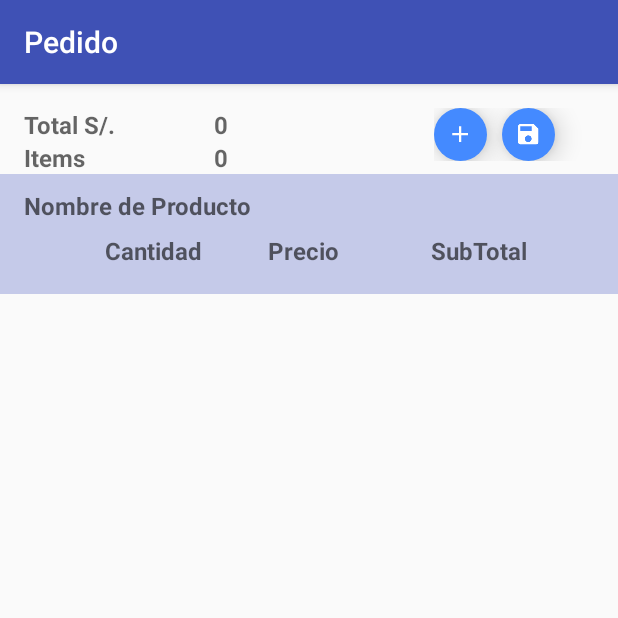
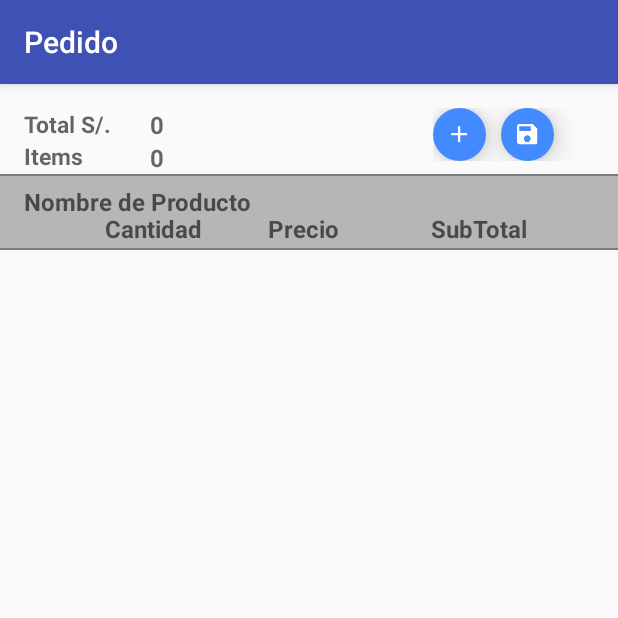
Before and after one commit to CibertecAndroidGrupo2/Grupo2, an Android app: the DetallePedido screen opened directly, with no data from a screen before it, on a phone screen of 412 x 824 dp, the top half of it. Run offline under Robolectric (Android 15) with nearby library versions, the phone set to English and light mode, and no system bars.

Commit message:
- Rodolfo

```diff
--- a/app/src/main/AndroidManifest.xml
+++ b/app/src/main/AndroidManifest.xml
@@ -23,7 +23,7 @@
         android:theme="@style/AppTheme" >
         <meta-data
             android:name="com.google.android.geo.API_KEY"
-            android:value="AIzaSyC1LtreTIen8cF_yUWOhrF13dV9zmsJaHs" />
+            android:value="AIzaSyAIAa4gFZbCXGlsrUk5zgbg_mw9eIv8hbk" />
 
         <activity
             android:name=".MainActivity"
--- a/app/src/main/java/ventas/jandysac/com/ventas/DatosCliente.java
+++ b/app/src/main/java/ventas/jandysac/com/ventas/DatosCliente.java
@@ -44,7 +44,7 @@ public class DatosCliente extends AppCompatActivity {
         if (getIntent().getExtras() != null && getIntent().getExtras().containsKey(BusquedaCliente.ARG_CLIENTE)) {
             Cliente cliente = getIntent().getParcelableExtra(BusquedaCliente.ARG_CLIENTE);
 
-
+            getSupportActionBar().setTitle(String.valueOf(cliente.getNombre_completo()));
             tvClienteCodigo.setText(cliente.getCodigo());
             tvClienteNombre.setText(cliente.getNombre_completo());
             tvClienteDireccion.setText(cliente.getDireccion());
@@ -84,7 +84,7 @@ public class DatosCliente extends AppCompatActivity {
                 pedidodetalle.setId_Movimiento_Venta(pedidocabecera.getId_Movimiento_Venta());
                 pedidodetalle.setCodigo_Cliente(pedidocabecera.getCodigo_Cliente());
                 pedidodetalle.setImporte_Total(pedidocabecera.getImporte_Total());
-
+                pedidodetalle.setItems(pedidocabecera.getItems());
                 Intent intent = new Intent(DatosCliente.this, DetallePedido.class);
                 intent.putExtra(ARG_COD_CLIENTE, codigoCliente);
                 intent.putExtra(ARG_CLIENTE, pedidodetalle);
--- a/app/src/main/java/ventas/jandysac/com/ventas/DetallePedido.java
+++ b/app/src/main/java/ventas/jandysac/com/ventas/DetallePedido.java
@@ -13,12 +13,14 @@ import android.view.Gravity;
 import android.view.Menu;
 import android.view.MenuItem;
 import android.view.View;
+import android.widget.AdapterView;
 import android.widget.Button;
 import android.widget.ImageButton;
 import android.widget.ListView;
 import android.widget.TextView;
 import android.widget.Toast;
 
+import java.text.DecimalFormat;
 import java.util.ArrayList;
 
 import ventas.jandysac.com.ventas.adapter.listview.LVPedidoDetalleAdapter;
@@ -29,6 +31,7 @@ import ventas.jandysac.com.ventas.dao.PedidoDAO;
 
 public class DetallePedido extends AppCompatActivity implements RVPedidoDetalleAdapter.RVPedidoDetalleAdapterCallBack {
 
+    DecimalFormat formato = new DecimalFormat("###.##");
     public final static String ARG_COD_CLIENTE = "arg_cod_cliente";
     public final static String ARG_CLIENTE = "cliente";
     TextView txtTotalPedido, txtItemsPedido;
@@ -70,8 +73,8 @@ public class DetallePedido extends AppCompatActivity implements RVPedidoDetalleA
             //mLstPedidoCabecera = pedido.listPedidoCabecera(codigo_cliente);
 
             //PedidoDetalle pedidocabecera = new PedidoDAO().listPedidoCabecera(codigo_cliente);
-            txtTotalPedido.setText(String.valueOf(pedidodetalle.getImporte_Total()));
-            txtItemsPedido.setText("1");
+            txtTotalPedido.setText(String.valueOf(formato.format(pedidodetalle.getImporte_Total())));
+            txtItemsPedido.setText(String.valueOf(formato.format(pedidodetalle.getItems())));
 
 
             lvPedidoDetalle = (ListView) findViewById(R.id.lvPedidoDetalle);
@@ -81,7 +84,9 @@ public class DetallePedido extends AppCompatActivity implements RVPedidoDetalleA
             mLstPedidoDetalle = detalleGuardar.listPedidoDetalle(String.valueOf(pedidodetalle.getId_Movimiento_Venta()));
             mLVPedidoDetalleAdapter = new LVPedidoDetalleAdapter(DetallePedido.this, 0, mLstPedidoDetalle);
             lvPedidoDetalle.setAdapter(mLVPedidoDetalleAdapter);
+            lvPedidoDetalle.setOnItemClickListener(lvPedidoDetalleOnItemClickListener);
         }
+
         btnAgregarProducto.setOnClickListener(btnAgregarProductoOnClickListener);
         btnGuardarPedido.setOnClickListener(btnGuardarPedidoOnClickListener);
     }
@@ -91,12 +96,11 @@ public class DetallePedido extends AppCompatActivity implements RVPedidoDetalleA
         public void onClick(View v) {
             String codigo_cliente = getIntent().getStringExtra(DatosCliente.ARG_COD_CLIENTE);
             PedidoDetalle pedidodetalle = getIntent().getParcelableExtra(DatosCliente.ARG_CLIENTE);
-            Toast.makeText(DetallePedido.this, String.valueOf(codigo_cliente), Toast.LENGTH_SHORT).show();
-            Toast.makeText(DetallePedido.this, String.valueOf(pedidodetalle.getId_Movimiento_Venta()), Toast.LENGTH_SHORT).show();
             Intent intent = new Intent(DetallePedido.this, BusquedaProducto.class);
             intent.putExtra(ARG_COD_CLIENTE, codigo_cliente);
             intent.putExtra(ARG_CLIENTE, pedidodetalle);
             startActivity(intent);
+            finish();
         }
     };
 
@@ -112,6 +116,19 @@ public class DetallePedido extends AppCompatActivity implements RVPedidoDetalleA
         }
     };
 
+    AdapterView.OnItemClickListener lvPedidoDetalleOnItemClickListener = new AdapterView.OnItemClickListener() {
+        @Override
+        public void onItemClick(AdapterView<?> parent, View view, int position, long id) {
+
+//            Persona persona = mLstPersona.get(position);
+//            Persona persona = (Persona) parent.getItemAtPosition(position);
+//            Intent intent = new Intent(MainActivity.this, SecondActivity.class);
+//            intent.putExtra(ARG_PERSONA, persona);
+//            intent.putExtra(ARG_POSITION, position);
+//            startActivityForResult(intent, REQUEST_CODE_CLICK);
+            Toast.makeText(DetallePedido.this, "Ingrese la cantidad...", Toast.LENGTH_SHORT).show();
+        }
+    };
     @Override
     public void onPedidoDetalleClick(PedidoDetalle pedidodetalle) {
 
--- a/app/src/main/res/layout/activity_detalle_pedido.xml
+++ b/app/src/main/res/layout/activity_detalle_pedido.xml
@@ -24,20 +24,20 @@
                 android:layout_width="match_parent"
                 android:layout_height="wrap_content"
                 android:hint="Total S/. "
-                android:textSize="16sp"
+                android:textSize="15sp"
                 android:textStyle="bold" />
 
             <TextView
                 android:layout_width="match_parent"
                 android:layout_height="wrap_content"
                 android:hint="Items "
-                android:textSize="16sp"
+                android:textSize="15sp"
                 android:textStyle="bold" />
         </LinearLayout>
         <LinearLayout
             android:layout_width="0dp"
             android:layout_height="wrap_content"
-            android:layout_weight="2"
+            android:layout_weight="4"
             android:orientation="vertical">
 
             <TextView
@@ -60,7 +60,7 @@
             android:layout_width="0dp"
             android:layout_height="wrap_content"
             android:paddingLeft="20dp"
-            android:layout_weight="2">
+            android:layout_weight="3">
             <ImageButton
                 android:id="@+id/btnAgregarProducto"
                 android:layout_width="35dp"
@@ -80,16 +80,22 @@
                 android:src="@drawable/ic_save_white_18dp" />
         </LinearLayout>
     </LinearLayout>
-
     <LinearLayout
         android:layout_width="match_parent"
-        android:layout_height="80dp"
-        android:background="#C5CAE9"
+        android:layout_height="1dp"
+        android:orientation="horizontal"
+        android:background="#000000"
+        android:alpha="0.5">
+    </LinearLayout>
+    <LinearLayout
+        android:layout_width="match_parent"
+        android:layout_height="48dp"
+        android:background="#B6B6B6"
         android:orientation="vertical"
-        android:paddingBottom="10dp"
+        android:paddingBottom="6dp"
         android:paddingLeft="@dimen/activity_horizontal_margin"
         android:paddingRight="@dimen/activity_horizontal_margin"
-        android:paddingTop="10dp">
+        android:paddingTop="6dp">
 
         <LinearLayout
             android:layout_width="match_parent"
@@ -143,7 +149,13 @@
         </LinearLayout>
 
     </LinearLayout>
-
+    <LinearLayout
+        android:layout_width="match_parent"
+        android:layout_height="1dp"
+        android:orientation="horizontal"
+        android:background="#000000"
+        android:alpha="0.5">
+    </LinearLayout>
 
     <LinearLayout
         android:layout_width="match_parent"
```
Also changed, not shown: app/src/main/java/ventas/jandysac/com/ventas/BusquedaProducto.java (+10 -46 lines), app/src/main/java/ventas/jandysac/com/ventas/dao/PedidoDAO.java (+3 -7 lines), app/src/main/java/ventas/jandysac/com/ventas/entities/PedidoDetalle.java (+11 -0 lines), app/src/main/res/layout/detalle_pedido_items.xml (+3 -8 lines), app/src/main/assets/DBVentas.sqlite, app/src/main/res/mipmap-hdpi/ic_launcher.png (deleted), app/src/main/res/mipmap-mdpi/ic_launcher.png, app/src/main/res/mipmap-xhdpi/ic_launcher.png (deleted), 2 other files.
